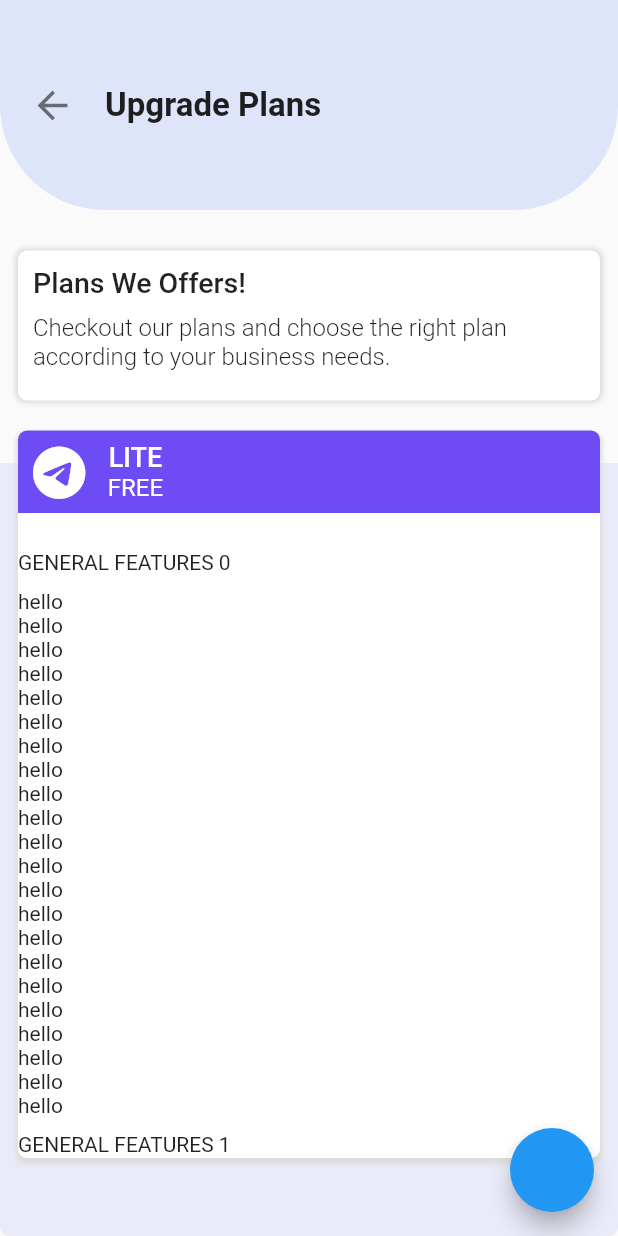
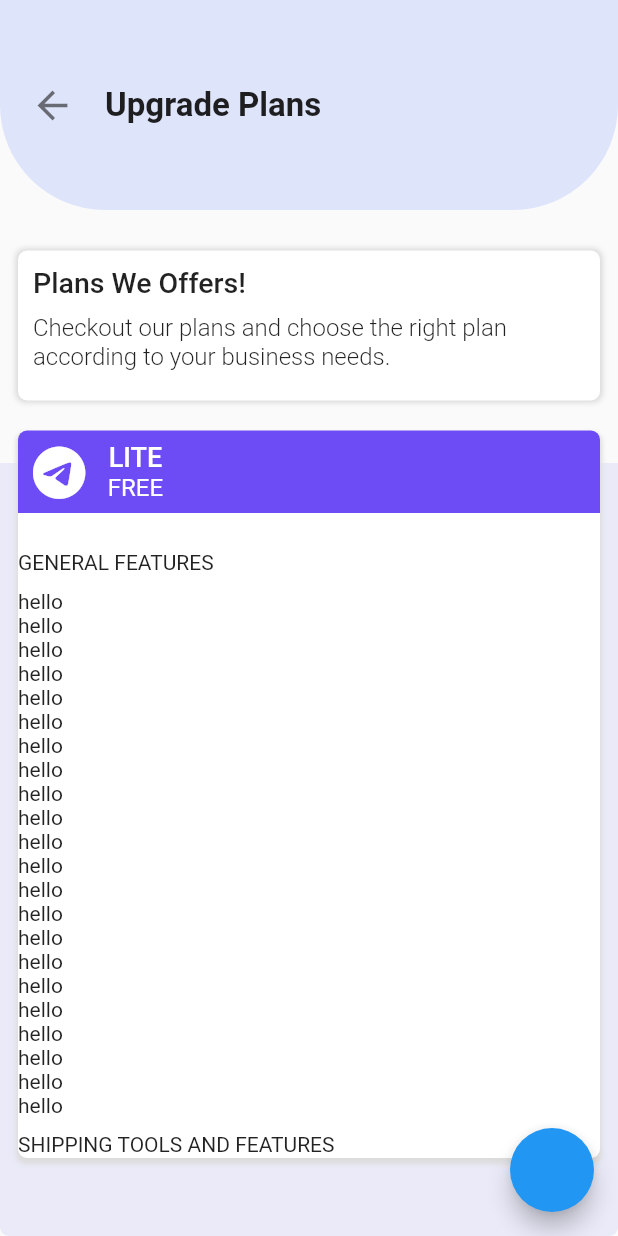
Before and after one commit to hayanbeigh0/Shiprocket, a Flutter app: the screen it shows after launch, on a phone screen of 412 x 824 dp. Run offline on Flutter 3.47's test engine with Material 2 defaults, Android fonts, the light colour scheme and no system bars; drawn by our look-alikes of sticky_headers; our stand-ins replace camera, contained_tab_bar_view, dotted_border, dropdown_button2, font_awesome_flutter, image_picker and 5 more; missing offline and left inert: mobile_scanner.

```diff
--- a/lib/screens/upgrade_plan.dart
+++ b/lib/screens/upgrade_plan.dart
@@ -14,13 +14,23 @@ class UpgradePlan extends StatefulWidget {
 }
 
 class _UpgradePlanState extends State<UpgradePlan> {
+  List<String> list = [
+    'GENERAL FEATURES',
+    'SHIPPING TOOLS AND FEATURES',
+    'SHIPPING TOOLS AND tool',
+    'SHIPPING TOOLS AND FEATURES',
+    'SHIPPING TOOLS AND FEATURES',
+    'SHIPPING TOOLS AND FEATURES',
+  ];
   final ScrollController scrollController = ScrollController();
 
   final ScrollController scrollHeaderController = ScrollController();
 
   final StreamController<double> scrollPosition = StreamController();
 
-  final StreamController<double> scrollHeaderPosition = StreamController();
+  final StreamController<double> scrollHeaderPosition =
+      StreamController.broadcast();
+  GlobalKey itemKey = GlobalKey();
   double offset = 0.0;
   @override
   void initState() {
@@ -171,53 +181,54 @@ class _UpgradePlanState extends State<UpgradePlan> {
                           SizedBox(
                             height: 15,
                           ),
+                          // use sticky headers to just get the text and then put that text into a stream controller and then use that stream controller to display the text on the screen.
                           StreamBuilder<double>(
                             initialData: 0.0,
                             stream: scrollPosition.stream,
                             builder: (context, snapshot) {
                               return Expanded(
-                                child: Stack(
-                                  children: [
-                                    StreamBuilder<double>(
+                                child: StreamBuilder<double>(
                                     initialData: 0.0,
                                     stream: scrollHeaderPosition.stream,
                                     builder: (context, snapshot) {
-                                        return Container(
+                                      return Stack(
+                                        children: [
+                                          Container(
                                             height: 20,
                                             color: snapshot.data != 0.0
                                                 ? Colors.blue
                                                 : Colors.transparent,
-                                        );
-                                      },
                                           ),
                                           ListView.builder(
-                                      padding: EdgeInsets.symmetric(
+                                            key: itemKey,
+                                            scrollDirection: Axis.vertical,
+                                            shrinkWrap: true,
+                                            padding: const EdgeInsets.symmetric(
                                               vertical: 10,
                                             ),
                                             controller: scrollController,
                                             itemCount: 6,
                                             itemBuilder: (context, index) {
-                                        scrollController.addListener(
-                                          () => scrollHeaderPosition
-                                              .add(scrollController.offset),
-                                        );
+                                              scrollController.addListener(() {
+                                                print(offset);
+                                                scrollHeaderPosition.add(
+                                                    scrollController.offset);
+                                              });
                                               return StickyHeaderBuilder(
-                                          overlapHeaders: false,
-                                          builder: (context, stuckAmount) {
-                                            return Container(
-                                              // color:
-                                              //     scrollController.offset == 0.0
-                                              //         ? Colors.transparent
-                                              //         : Colors.blue,
-                                              child: Text(
-                                                  'GENERAL FEATURES $index'),
-                                            );
+                                                builder:
+                                                    (context, stuckAmount) {
+                                                  return Text(
+                                                      list[index].toString());
                                                 },
                                                 content: ListView(
-                                            padding: EdgeInsets.symmetric(
+                                                  physics:
+                                                      const NeverScrollableScrollPhysics(),
+                                                  padding: const EdgeInsets
+                                                      .symmetric(
                                                     vertical: 10,
                                                   ),
-                                            scrollDirection: Axis.vertical,
+                                                  scrollDirection:
+                                                      Axis.vertical,
                                                   shrinkWrap: true,
                                                   children: [
                                                     Text('hello'),
@@ -247,8 +258,15 @@ class _UpgradePlanState extends State<UpgradePlan> {
                                               );
                                             },
                                           ),
+                                          // Container(
+                                          //   height: 20,
+                                          //   color: snapshot.data != 0.0
+                                          //       ? Colors.blue
+                                          //       : Colors.transparent,
+                                          // ),
                                         ],
-                                ),
+                                      );
+                                    }),
                               );
                             },
                           ),
```
Lines whose indentation alone changed are shown as unchanged.
